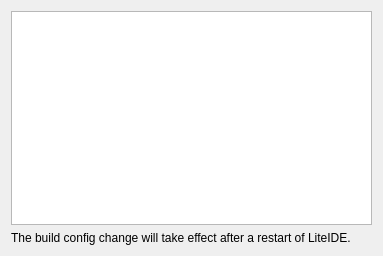
Above: liteidex/src/plugins/litebuild/litebuildoption.ui from seanxyh/liteide before the change. Below: the same form after it.
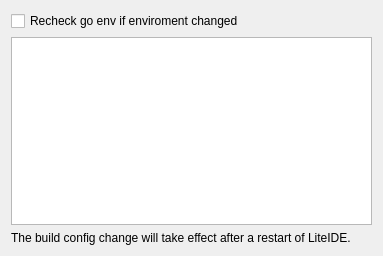
That is the form after the change.

Commit message: litebuild : recheck env option

```diff
--- a/liteidex/src/plugins/litebuild/litebuildoption.ui
+++ b/liteidex/src/plugins/litebuild/litebuildoption.ui
@@ -14,6 +14,13 @@
    <string>Form</string>
   </property>
   <layout class="QVBoxLayout" name="verticalLayout">
+   <item>
+    <widget class="QCheckBox" name="goenvCheckBox">
+     <property name="text">
+      <string>Recheck go env if enviroment changed</string>
+     </property>
+    </widget>
+   </item>
    <item>
     <widget class="QTreeView" name="fileTreeView"/>
    </item>
```
The commit also changes 2 other files.
